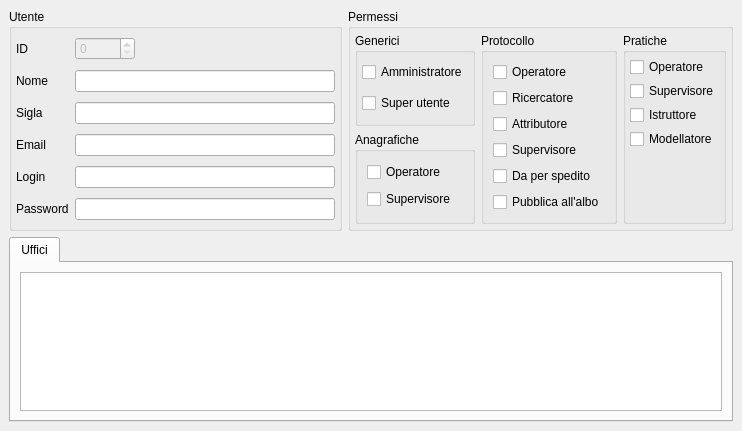
Old version of the form src/com/axiastudio/suite/base/forms/utente.ui in the repository tizianolattisi/suitegda.
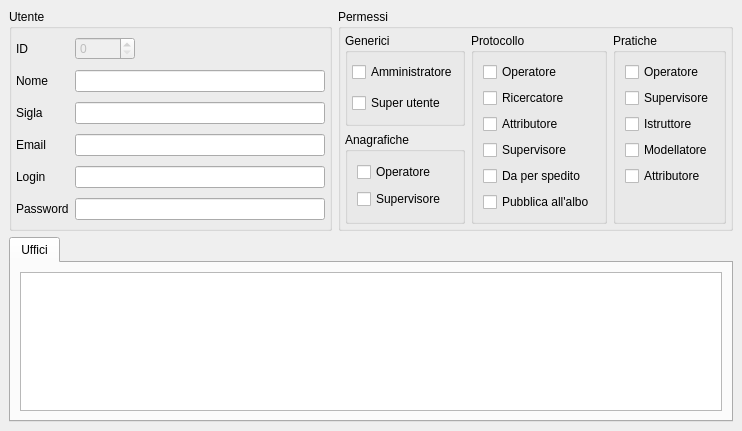
New version of the form. Custom widgets are drawn as their Qt base class.

Commit message: Attributore pratiche (sql + modello + form)

Patch:
```diff
--- a/src/com/axiastudio/suite/base/forms/utente.ui
+++ b/src/com/axiastudio/suite/base/forms/utente.ui
@@ -310,21 +310,6 @@
           <string>Pratiche</string>
          </property>
          <layout class="QVBoxLayout" name="verticalLayout_2">
-          <property name="spacing">
-           <number>4</number>
-          </property>
-          <property name="leftMargin">
-           <number>4</number>
-          </property>
-          <property name="topMargin">
-           <number>4</number>
-          </property>
-          <property name="rightMargin">
-           <number>4</number>
-          </property>
-          <property name="bottomMargin">
-           <number>4</number>
-          </property>
           <item>
            <widget class="QCheckBox" name="checkBox_6">
             <property name="text">
@@ -365,6 +350,16 @@
             </property>
            </widget>
           </item>
+          <item>
+           <widget class="QCheckBox" name="checkBox_15">
+            <property name="text">
+             <string>Attributore</string>
+            </property>
+            <property name="column" stdset="0">
+             <string>attributorepratiche</string>
+            </property>
+           </widget>
+          </item>
           <item>
            <spacer name="verticalSpacer_2">
             <property name="orientation">
```
The commit also changes 2 other files.
